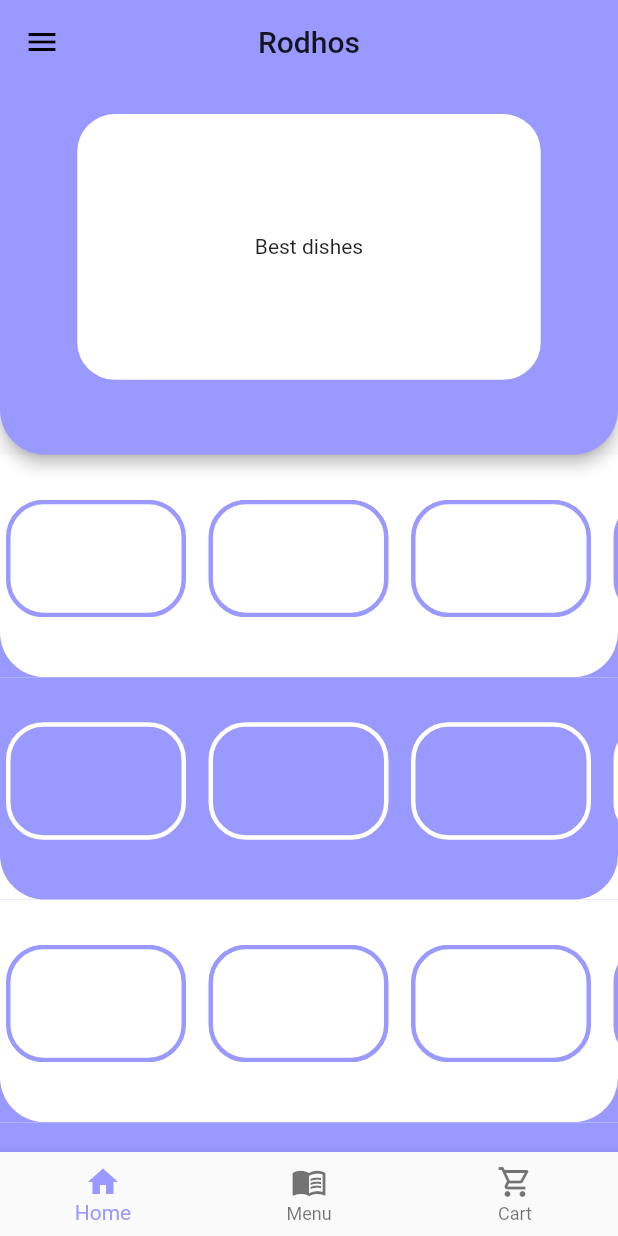
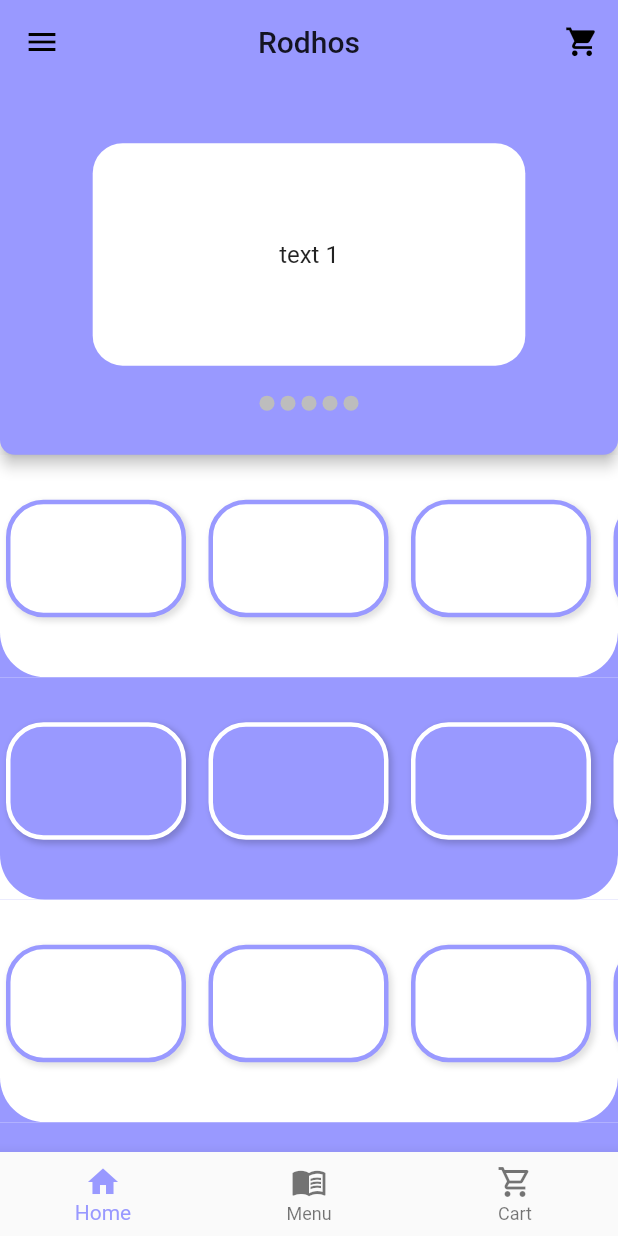
Before and after one commit to MohanpreetS/flutter_projects, a Flutter app: the screen it shows after launch, on a phone screen of 412 x 824 dp. Run offline on Flutter 3.47's test engine with Material 2 defaults, Android fonts, the phone set to English and light mode, and no system bars; drawn by our look-alikes of carousel_slider; our stand-ins replace shared_preferences, sticky_headers.

```diff
--- a/rodhos/lib/screens/home_screen.dart
+++ b/rodhos/lib/screens/home_screen.dart
@@ -1,7 +1,9 @@
 import 'package:flutter/material.dart';
 
+import '../screens/cart_screen.dart';
 import '../widgets/home_section.dart';
 import '../widgets/main_drawer.dart';
+import 'package:carousel_slider/carousel_slider.dart';
 
 class HomeScreen extends StatefulWidget {
   static const routeName = '/HomeScreen';
@@ -10,6 +12,8 @@ class HomeScreen extends StatefulWidget {
 }
 
 class _HomeScreenState extends State<HomeScreen> {
+  var _current = 0;
+  final list = [1, 2, 3, 4, 5];
   @override
   Widget build(BuildContext context) {
     final mQuery = MediaQuery.of(context);
@@ -20,28 +24,110 @@ class _HomeScreenState extends State<HomeScreen> {
           centerTitle: true,
           shape: RoundedRectangleBorder(
             borderRadius: BorderRadius.only(
-              bottomLeft: Radius.circular(30),
-              bottomRight: Radius.circular(30),
+              bottomLeft: Radius.circular(10),
+              bottomRight: Radius.circular(10),
             ),
           ),
+          actions: [
+            IconButton(
+              onPressed: () {
+                Navigator.of(context)
+                    .pushReplacementNamed(CartScreen.routeName);
+              },
+              icon: Icon(
+                Icons.shopping_cart,
+                size: 23,
+              ),
+            ),
+          ],
           bottom: PreferredSize(
             preferredSize: Size.fromHeight(mQuery.size.height * 0.3),
             child: Container(
-              height: mQuery.size.height * 0.215,
-              width: mQuery.size.width * 0.75,
+              height: mQuery.size.height * 0.24,
+              //width: mQuery.size.width,
               decoration: BoxDecoration(
-                color: Colors.white,
+                //color: Colors.white,
                 borderRadius: BorderRadius.circular(25),
               ),
               margin: EdgeInsets.only(
-                bottom: 50,
+                bottom: 10,
                 left: 50,
                 right: 50,
               ),
-              child: Center(
-                child: Text('Best dishes'),
+              // child: Center(
+              //   child: Text('Best dishes'),
+              // ),
+              //TODO: Carousel Slider
+              child: Column(
+                children: [
+                  CarouselSlider(
+                    items: list.map((i) {
+                      return Builder(
+                        builder: (BuildContext context) {
+                          return Container(
+                            width: MediaQuery.of(context).size.width * 0.7,
+                            margin: EdgeInsets.symmetric(horizontal: 5.0),
+                            decoration: BoxDecoration(
+                              color: Colors.white,
+                              borderRadius: BorderRadius.circular(20),
+                            ),
+                            child: Center(
+                              child: Text(
+                                'text $i',
+                                style: TextStyle(fontSize: 16.0),
+                              ),
+                            ),
+                          );
+                        },
+                      );
+                    }).toList(),
+                    options: CarouselOptions(
+                      height: mQuery.size.height * 0.18,
+                      aspectRatio: 16 / 9,
+                      viewportFraction: 1,
+                      initialPage: 0,
+                      enableInfiniteScroll: true,
+                      reverse: false,
+                      autoPlay: true,
+                      autoPlayInterval: Duration(seconds: 3),
+                      autoPlayAnimationDuration: Duration(milliseconds: 800),
+                      autoPlayCurve: Curves.fastOutSlowIn,
+                      enlargeCenterPage: true,
+                      //onPageChanged: callbackFunction,
+                      scrollDirection: Axis.horizontal,
+                      onPageChanged: (i, _) {
+                        setState(() {
+                          _current = i;
+                        });
+                      },
+                    ),
+                  ),
+                  SizedBox(
+                    height: 10,
+                  ),
+                  Row(
+                    mainAxisAlignment: MainAxisAlignment.center,
+                    children: [
+                      ...list.map((e) {
+                        return Container(
+                          width: _current == e ? 12 : 10,
+                          height: _current == e ? 12 : 10,
+                          margin: EdgeInsets.symmetric(
+                            vertical: 10,
+                            horizontal: 2,
+                          ),
+                          decoration: BoxDecoration(
+                            shape: BoxShape.circle,
+                            color: _current == e
+                                ? Colors.white
+                                : Colors.grey.shade400,
+                          ),
+                        );
+                      })
+                    ],
+                  )
+                ],
               ),
-              //TODO: Carousel Slider
             ),
           ),
         ),
--- a/rodhos/lib/widgets/home_section.dart
+++ b/rodhos/lib/widgets/home_section.dart
@@ -13,6 +13,7 @@ class HomeSection extends StatelessWidget {
 
   @override
   Widget build(BuildContext context) {
+    final mQuery = MediaQuery.of(context);
     return Container(
       color: nextColor,
       child: Container(
@@ -27,9 +28,10 @@ class HomeSection extends StatelessWidget {
           left: 4,
           bottom: 40,
         ),
-        height: MediaQuery.of(context).size.height * 0.18,
+        height: mQuery.size.height * 0.18,
         child: ListView(
           scrollDirection: Axis.horizontal,
+          clipBehavior: Clip.none,
           children: [
             HomeSectionItem(color: color, nextColor: nextColor),
             HomeSectionItem(color: color, nextColor: nextColor),
--- a/rodhos/lib/widgets/home_section_item.dart
+++ b/rodhos/lib/widgets/home_section_item.dart
@@ -10,15 +10,27 @@ class HomeSectionItem extends StatelessWidget {
   });
   @override
   Widget build(BuildContext context) {
+    final mQuery = MediaQuery.of(context);
     return Container(
-      height: 80,
+      height: mQuery.size.height * 0.16,
       width: 120,
       decoration: BoxDecoration(
+        color: color,
         borderRadius: BorderRadius.circular(25),
         border: Border.all(
           color: nextColor,
           width: 3,
         ),
+        boxShadow: [
+          BoxShadow(
+            blurRadius: 3,
+            color: color == Colors.white
+                ? Colors.grey.shade300
+                : Colors.black.withOpacity(0.18),
+            offset: Offset(2, 2),
+            spreadRadius: 0.3,
+          )
+        ],
       ),
       margin: EdgeInsets.only(right: 15),
     );
```
Also changed, not shown: rodhos/lib/screens/menu_screen.dart (+12 -0 lines), rodhos/lib/widgets/my_carousel.dart (added, +89 -0 lines).
